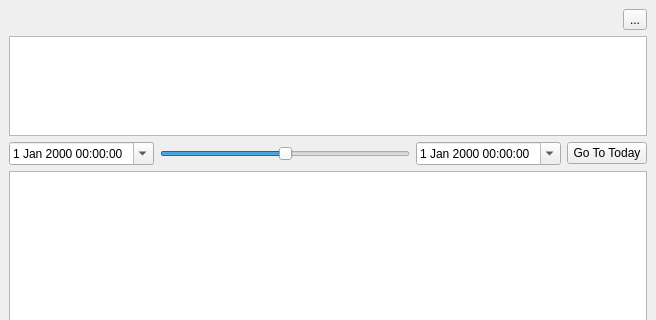
Qt form src/MainWindow.ui (KDE/krono) before a commit; both pictures show x 0 to 656 and y 0 to 320 of the 656 by 513 pixel window.
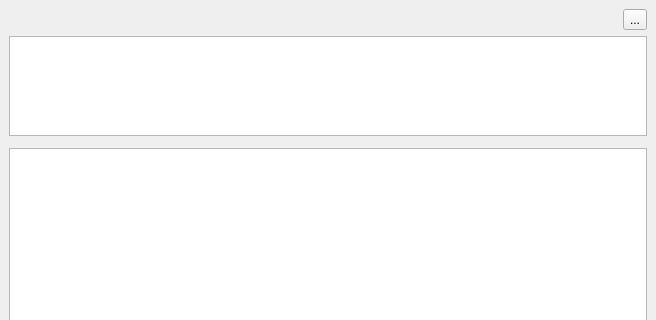
The same form after that commit. Custom widgets are drawn as their Qt base class.

Commit message: Split out the TimelineSlider

Patch:
```diff
--- a/src/MainWindow.ui
+++ b/src/MainWindow.ui
@@ -55,51 +55,7 @@
      </widget>
     </item>
     <item>
-     <layout class="QHBoxLayout" name="horizontalLayout_2">
-      <item>
-       <widget class="QDateTimeEdit" name="startTime">
-        <property name="calendarPopup">
-         <bool>true</bool>
-        </property>
-       </widget>
-      </item>
-      <item>
-       <widget class="QSlider" name="timeSlider">
-        <property name="minimum">
-         <number>-100</number>
-        </property>
-        <property name="maximum">
-         <number>100</number>
-        </property>
-        <property name="pageStep">
-         <number>0</number>
-        </property>
-        <property name="value">
-         <number>0</number>
-        </property>
-        <property name="sliderPosition">
-         <number>0</number>
-        </property>
-        <property name="orientation">
-         <enum>Qt::Horizontal</enum>
-        </property>
-       </widget>
-      </item>
-      <item>
-       <widget class="QDateTimeEdit" name="endTime">
-        <property name="calendarPopup">
-         <bool>true</bool>
-        </property>
-       </widget>
-      </item>
-      <item>
-       <widget class="QPushButton" name="todayButton">
-        <property name="text">
-         <string>Go To Today</string>
-        </property>
-       </widget>
-      </item>
-     </layout>
+     <widget class="TimelineSlider" name="timeSlider" native="true"/>
     </item>
     <item>
      <widget class="HistoryView" name="historyView">
@@ -175,6 +131,12 @@
    <header>LinearBrowser.h</header>
    <container>1</container>
   </customwidget>
+  <customwidget>
+   <class>TimelineSlider</class>
+   <extends>QWidget</extends>
+   <header>TimelineSlider.h</header>
+   <container>1</container>
+  </customwidget>
  </customwidgets>
  <resources/>
  <connections/>
```
Left out of the diff: 6 changed lines with no effect on the pictures. The commit also changes 6 other files.
